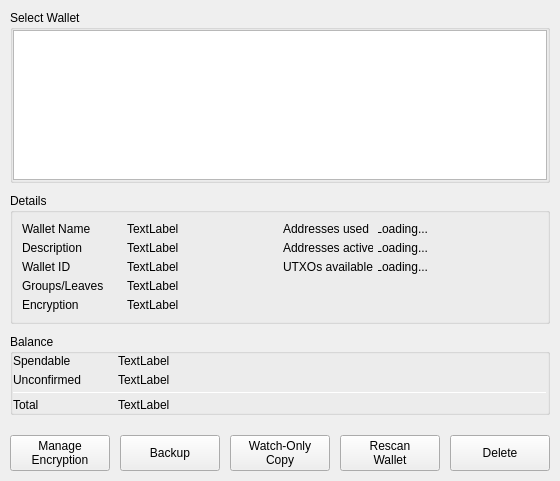
Old version of the form BlockSettleUILib/WalletPropertiesDialog.ui in the repository BlockSettle/terminal.
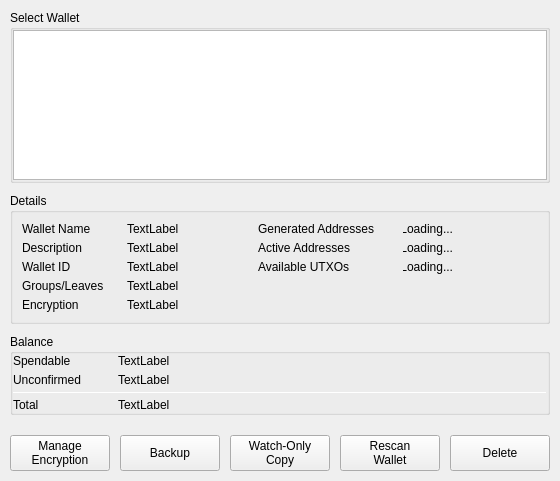
New version of the form.

Commit message: BST-773: label fixes

The edit to the form file:
```diff
--- a/BlockSettleUILib/WalletPropertiesDialog.ui
+++ b/BlockSettleUILib/WalletPropertiesDialog.ui
@@ -516,14 +516,20 @@
                    <verstretch>0</verstretch>
                   </sizepolicy>
                  </property>
+                 <property name="minimumSize">
+                  <size>
+                   <width>140</width>
+                   <height>0</height>
+                  </size>
+                 </property>
                  <property name="maximumSize">
                   <size>
-                   <width>90</width>
+                   <width>140</width>
                    <height>16777215</height>
                   </size>
                  </property>
                  <property name="text">
-                  <string>Addresses used</string>
+                  <string>Generated Addresses</string>
                  </property>
                 </widget>
                </item>
@@ -594,14 +600,20 @@
                    <verstretch>0</verstretch>
                   </sizepolicy>
                  </property>
+                 <property name="minimumSize">
+                  <size>
+                   <width>140</width>
+                   <height>0</height>
+                  </size>
+                 </property>
                  <property name="maximumSize">
                   <size>
-                   <width>90</width>
+                   <width>140</width>
                    <height>16777215</height>
                   </size>
                  </property>
                  <property name="text">
-                  <string>Addresses active</string>
+                  <string>Active Addresses</string>
                  </property>
                 </widget>
                </item>
@@ -675,14 +687,20 @@
                    <verstretch>0</verstretch>
                   </sizepolicy>
                  </property>
+                 <property name="minimumSize">
+                  <size>
+                   <width>140</width>
+                   <height>0</height>
+                  </size>
+                 </property>
                  <property name="maximumSize">
                   <size>
-                   <width>90</width>
+                   <width>140</width>
                    <height>16777215</height>
                   </size>
                  </property>
                  <property name="text">
-                  <string>UTXOs available</string>
+                  <string>Available UTXOs</string>
                  </property>
                 </widget>
                </item>
```
